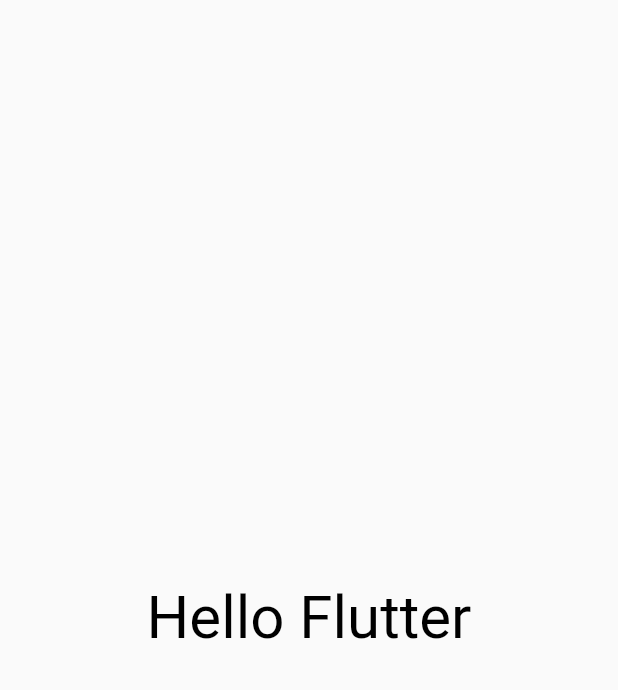
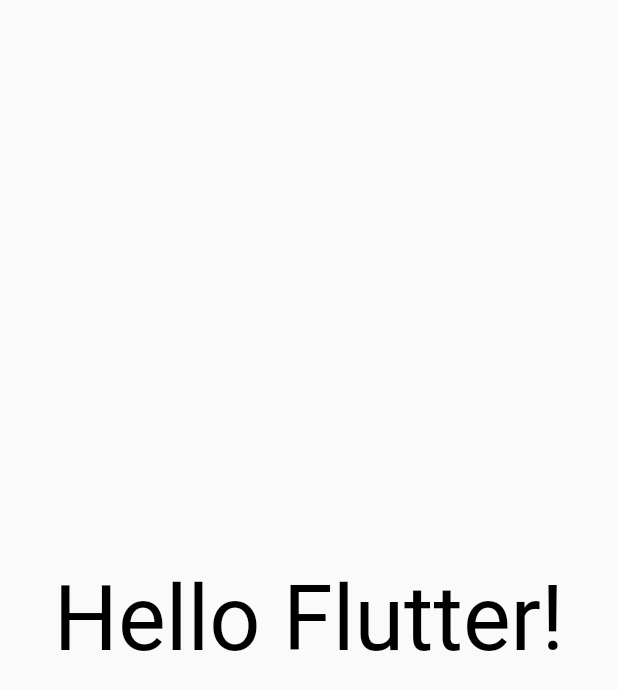
Before and after one commit to khanian/flutter_example, a Flutter app: the screen it shows after launch, on a phone screen of 412 x 824 dp. Shown: the top 690 px of the screen. Run offline on Flutter 3.47's test engine with Material 2 defaults, Android fonts, the phone set to English and light mode, and no system bars.

```diff
--- a/lib/main.dart
+++ b/lib/main.dart
@@ -17,9 +17,9 @@ class TestWidget extends StatelessWidget {
     return SafeArea(
       child: Center(
         child: Text(
-          'Hello Flutter',
+          'Hello Flutter!',
           style: TextStyle(
-            fontSize: 40,
+            fontSize: 60,
             color: Colors.black,
           ),
         ),
```
